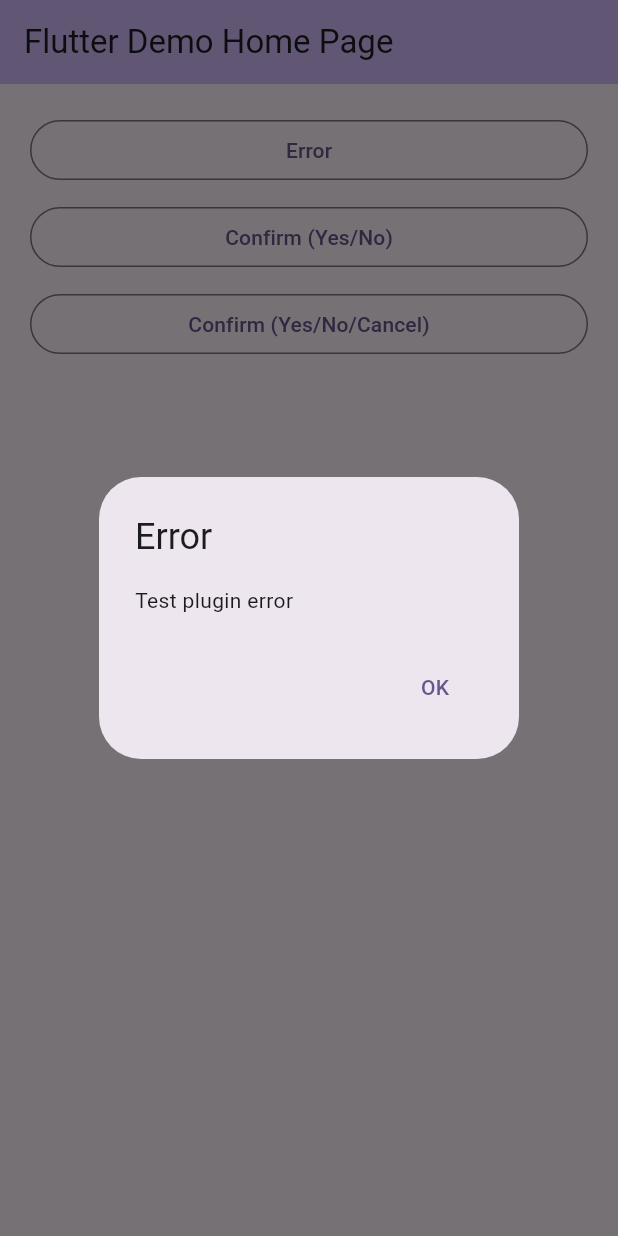
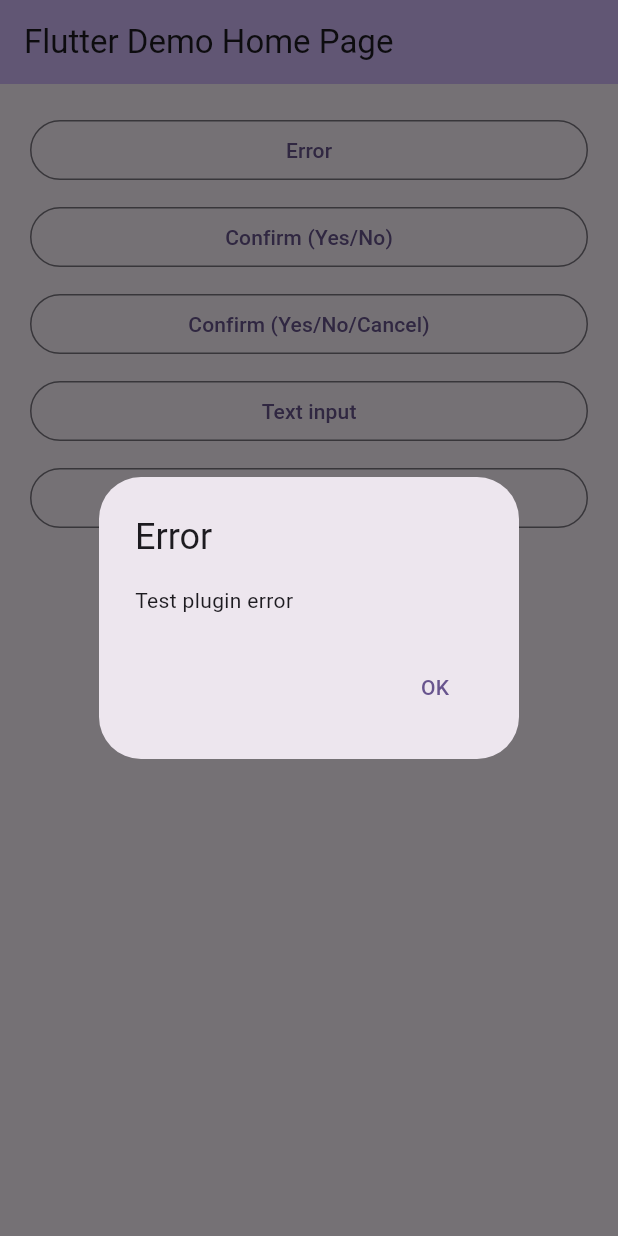
Before and after one commit to flutter-cavalry/fc_quick_dialog, a Flutter app: the screen it shows after launch, after a tap on "Error", on a phone screen of 412 x 824 dp. Run offline on Flutter 3.47's test engine with Material 3 defaults, Android fonts, the phone set to English and light mode, and no system bars.

Commit message:
Add text input dialog

```diff
--- a/example/lib/main.dart
+++ b/example/lib/main.dart
@@ -80,9 +80,10 @@ class _MyHomePageState extends State<MyHomePage> {
           children: [
             OutlinedButton(
                 onPressed: () async {
-                  await FcQuickDialog.error(
-                      context, 'Exception: Test plugin error',
-                      title: 'Error', okText: 'OK');
+                  await FcQuickDialog.error(context,
+                      error: 'Exception: Test plugin error',
+                      title: 'Error',
+                      okText: 'OK');
                 },
                 child: const Text('Error')),
             const SizedBox(height: 10),
@@ -120,6 +121,44 @@ class _MyHomePageState extends State<MyHomePage> {
                       content: 'You selected "${_resultToString(result)}"');
                 },
                 child: const Text('Confirm (Yes/No/Cancel)')),
+            const SizedBox(height: 10),
+            OutlinedButton(
+                onPressed: () async {
+                  final result = await FcQuickDialog.textInput(
+                    context,
+                    title: 'Enter a text',
+                    subTitle: 'This is a subtitle',
+                    okText: 'OK',
+                    cancelText: 'Cancel',
+                  );
+                  if (!context.mounted) {
+                    return;
+                  }
+                  await FcQuickDialog.standard(context,
+                      title: 'Info',
+                      okText: 'OK',
+                      content: 'You entered "$result"');
+                },
+                child: const Text('Text input')),
+            const SizedBox(height: 10),
+            OutlinedButton(
+                onPressed: () async {
+                  final result = await FcQuickDialog.textInput(
+                    context,
+                    title: 'Enter your password',
+                    password: true,
+                    okText: 'OK',
+                    cancelText: 'Cancel',
+                  );
+                  if (!context.mounted) {
+                    return;
+                  }
+                  await FcQuickDialog.standard(context,
+                      title: 'Info',
+                      okText: 'OK',
+                      content: 'You entered "$result"');
+                },
+                child: const Text('Password input')),
           ],
         ),
       ), // This trailing comma makes auto-formatting nicer for build methods.
--- a/lib/src/fc_quick_dialog.dart
+++ b/lib/src/fc_quick_dialog.dart
@@ -30,7 +30,8 @@ class FcQuickDialog {
     );
   }
 
-  /// Shows a confirmation dialog with [title], [content], [yesText], [noText].
+  /// Shows a confirm dialog with [title], [content], [yesText], [noText].
+  ///
   /// If [cancelText] is not null, a cancel button will be added to the dialog.
   /// Returns true if the user selects yes, false if the user selects no, and
   /// null if the user cancels the dialog.
@@ -75,9 +76,11 @@ class FcQuickDialog {
     );
   }
 
-  /// Shows an error dialog with [title], [err], and [okText].
-  static Future<void> error(BuildContext context, Object err,
-      {required String? title, required String okText}) async {
+  /// Shows an error dialog with [title], [error], and [okText].
+  static Future<void> error(BuildContext context,
+      {required String? title,
+      required Object error,
+      required String okText}) async {
     if (!context.mounted) {
       return;
     }
@@ -87,7 +90,7 @@ class FcQuickDialog {
       barrierDismissible: false,
       builder: (BuildContext context) => AlertDialog(
         title: title == null ? null : Text(title),
-        content: SelectableText(extractErrorMessage(err)),
+        content: SelectableText(extractErrorMessage(error)),
         actions: <Widget>[
           TextButton(
             onPressed: () => Navigator.pop(context),
@@ -95,6 +98,62 @@ class FcQuickDialog {
           ),
         ],
       ),
+    );
+  }
+
+  /// Shows a text input dialog with [title], [okText], and [cancelText].
+  ///
+  /// If [subTitle] is not null, it will be displayed above the text field.
+  /// If [password] is true, the text field will be obscured.
+  /// [initialValue] is the initial value of the text field.
+  static Future<String?> textInput(BuildContext context,
+      {required String title,
+      required String okText,
+      required String cancelText,
+      bool password = false,
+      String? initialValue,
+      String? subTitle}) async {
+    final controller = TextEditingController(text: initialValue);
+    void onOKDone() {
+      if (controller.text.isEmpty) {
+        return;
+      }
+      Navigator.pop(context, controller.text);
+    }
+
+    return showDialog<String>(
+      context: context,
+      builder: (context) {
+        return AlertDialog(
+          title: Text(title),
+          content: Column(
+            crossAxisAlignment: CrossAxisAlignment.stretch,
+            mainAxisSize: MainAxisSize.min,
+            children: <Widget>[
+              if (subTitle != null) Text(subTitle),
+              if (subTitle != null) const SizedBox(height: 10),
+              TextField(
+                controller: controller,
+                autofocus: true,
+                obscureText: password,
+                onSubmitted: (value) => onOKDone(),
+              )
+            ],
+          ),
+          actions: <Widget>[
+            TextButton(
+              child: Text(cancelText),
+              onPressed: () {
+                Navigator.pop(context);
+              },
+            ),
+            TextButton(
+              onPressed: onOKDone,
+              child: Text(okText),
+            ),
+          ],
+        );
+      },
     );
   }
 
```
Also changed, not shown: 1 other file.
